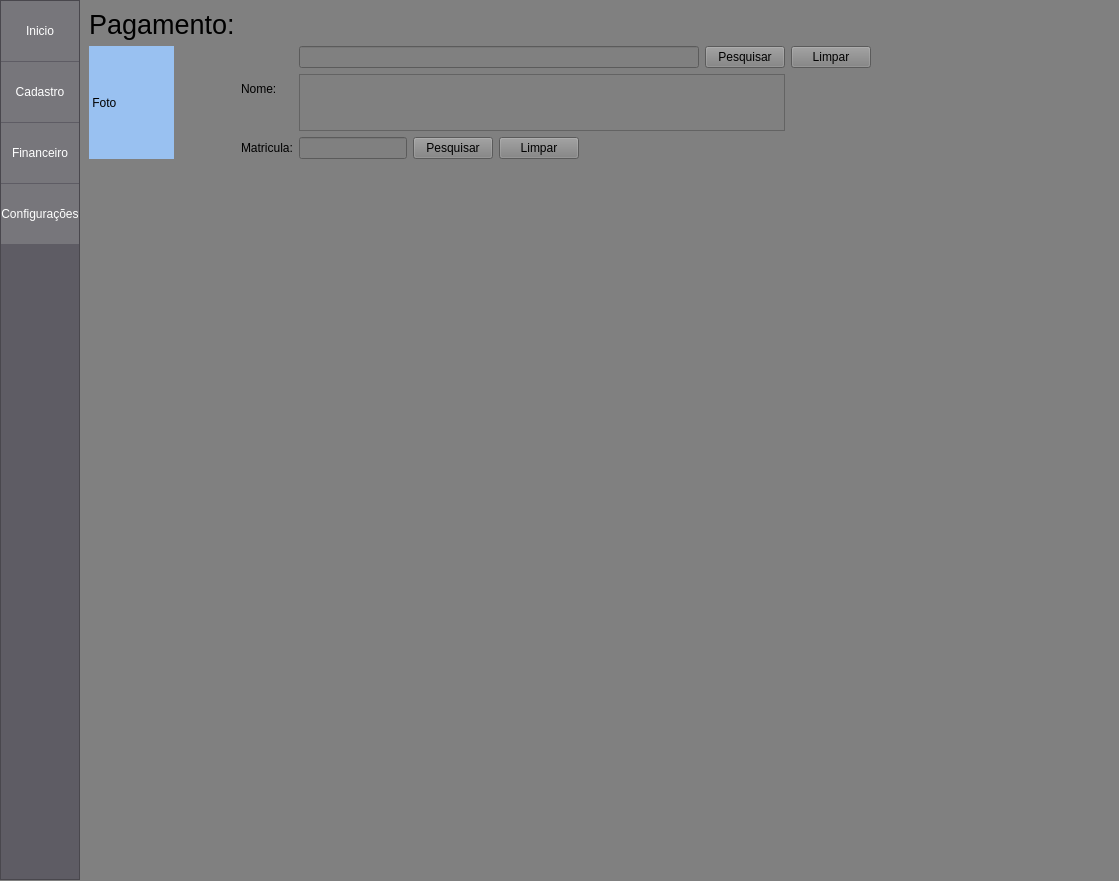
The window that ui_interface/principal.ui (Josemarcio15/sistema_academia) describes before a commit, drawn with Qt 5.
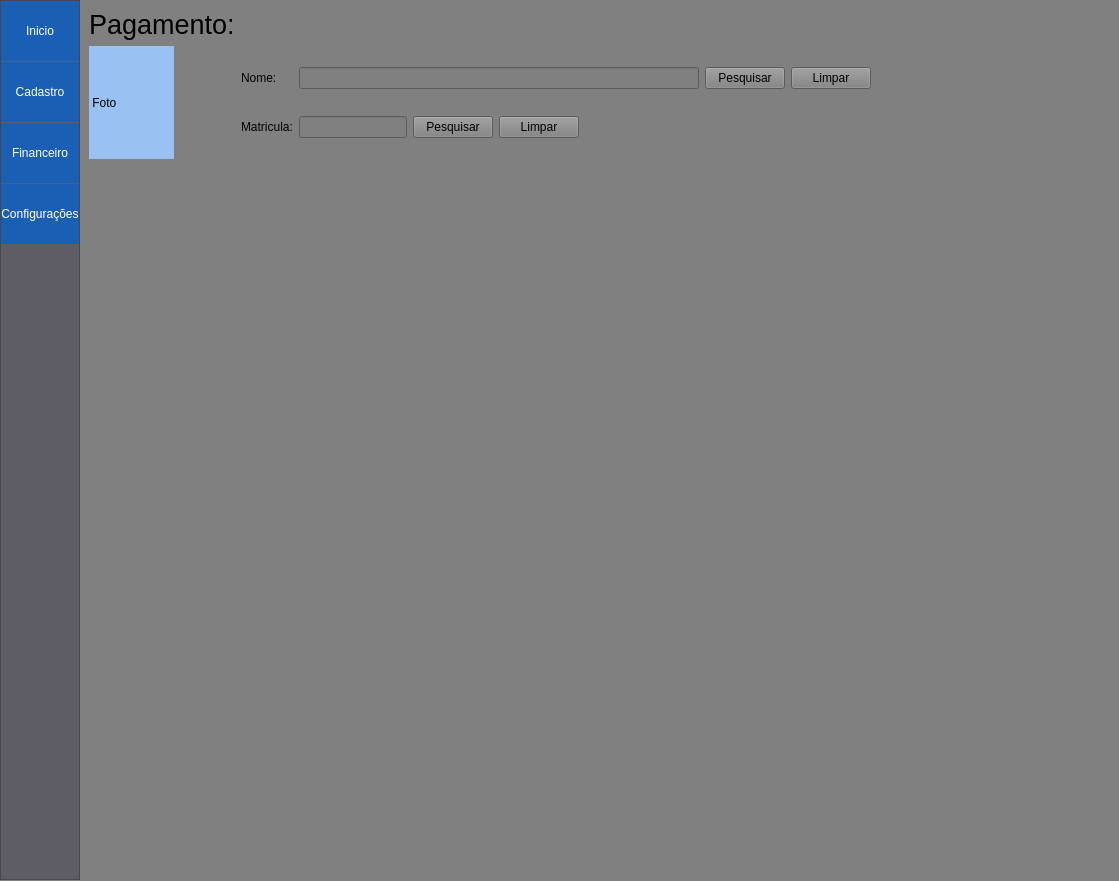
The same window after the commit. The open tabs and pages were chosen to show the change.

Commit message: adicionando pesquisa por nomes

The edit to the form file:
```diff
--- a/ui_interface/principal.ui
+++ b/ui_interface/principal.ui
@@ -609,22 +609,9 @@
           </widget>
          </item>
          <item row="0" column="1">
-          <layout class="QGridLayout" name="gridLayout_10">
-           <item row="0" column="3">
-            <spacer name="horizontalSpacer_6">
-             <property name="orientation">
-              <enum>Qt::Orientation::Horizontal</enum>
-             </property>
-             <property name="sizeHint" stdset="0">
-              <size>
-               <width>40</width>
-               <height>20</height>
-              </size>
-             </property>
-            </spacer>
-           </item>
+          <layout class="QGridLayout" name="gridLayout_nome">
            <item row="0" column="0">
-            <widget class="QLineEdit" name="lineEdit_10">
+            <widget class="QLineEdit" name="lineEdit_pesquisa_cliente">
              <property name="sizePolicy">
               <sizepolicy hsizetype="Fixed" vsizetype="Fixed">
                <horstretch>0</horstretch>
@@ -652,6 +639,19 @@
              </property>
             </widget>
            </item>
+           <item row="0" column="3">
+            <spacer name="horizontalSpacer_6">
+             <property name="orientation">
+              <enum>Qt::Orientation::Horizontal</enum>
+             </property>
+             <property name="sizeHint" stdset="0">
+              <size>
+               <width>40</width>
+               <height>20</height>
+              </size>
+             </property>
+            </spacer>
+           </item>
            <item row="0" column="2">
             <widget class="QPushButton" name="pushButton_6">
              <property name="text">
@@ -659,28 +659,6 @@
              </property>
             </widget>
            </item>
-           <item row="1" column="0" colspan="2">
-            <widget class="QListView" name="listView">
-             <property name="enabled">
-              <bool>true</bool>
-             </property>
-             <property name="sizePolicy">
-              <sizepolicy hsizetype="Expanding" vsizetype="Ignored">
-               <horstretch>0</horstretch>
-               <verstretch>0</verstretch>
-              </sizepolicy>
-             </property>
-             <property name="maximumSize">
-              <size>
-               <width>16777215</width>
-               <height>200</height>
-              </size>
-             </property>
-             <property name="selectionRectVisible">
-              <bool>false</bool>
-             </property>
-            </widget>
-           </item>
           </layout>
          </item>
          <item row="0" column="0">
@@ -761,7 +739,7 @@
            </size>
           </property>
           <property name="styleSheet">
-           <string notr="true">background-color: rgb(119, 118, 123);
+           <string notr="true">background-color: rgb(26, 95, 180);
 border: none;
 color: white;</string>
           </property>
@@ -818,7 +796,7 @@
            </size>
           </property>
           <property name="styleSheet">
-           <string notr="true">background-color: rgb(119, 118, 123);
+           <string notr="true">background-color: rgb(26, 95, 180);
 border: none;
 color: white;</string>
           </property>
@@ -854,7 +832,7 @@
            </size>
           </property>
           <property name="styleSheet">
-           <string notr="true">background-color: rgb(119, 118, 123);
+           <string notr="true">background-color: rgb(26, 95, 180);
 border: none;
 color: white;</string>
           </property>
@@ -890,7 +868,7 @@
            </size>
           </property>
           <property name="styleSheet">
-           <string notr="true">background-color: rgb(119, 118, 123);
+           <string notr="true">background-color: rgb(26, 95, 180);
 border: none;
 color: white;</string>
           </property>
```
Left out of the diff: 2 changed lines with no effect on the pictures. The commit also changes 5 other files.
